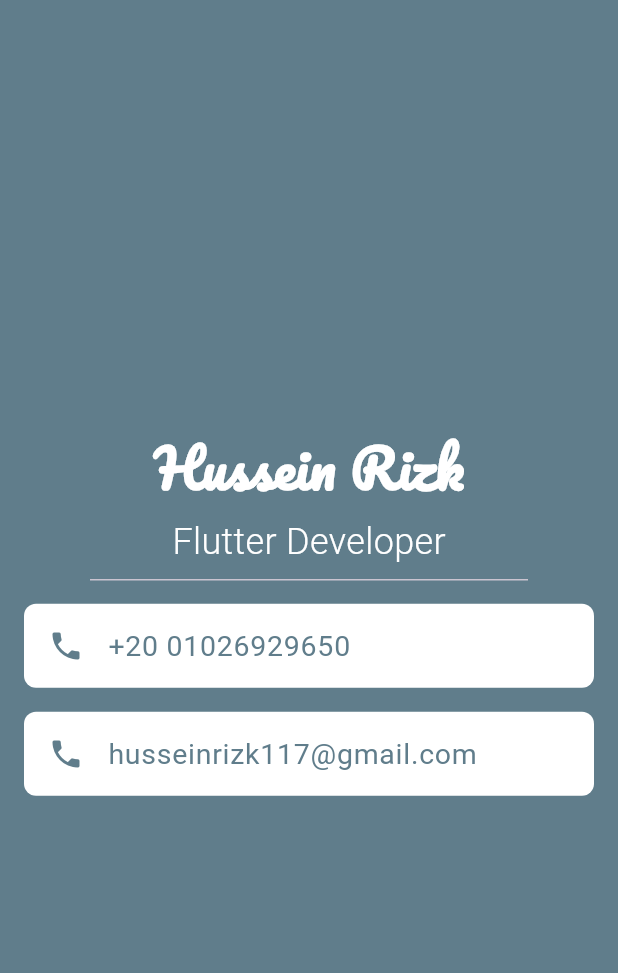
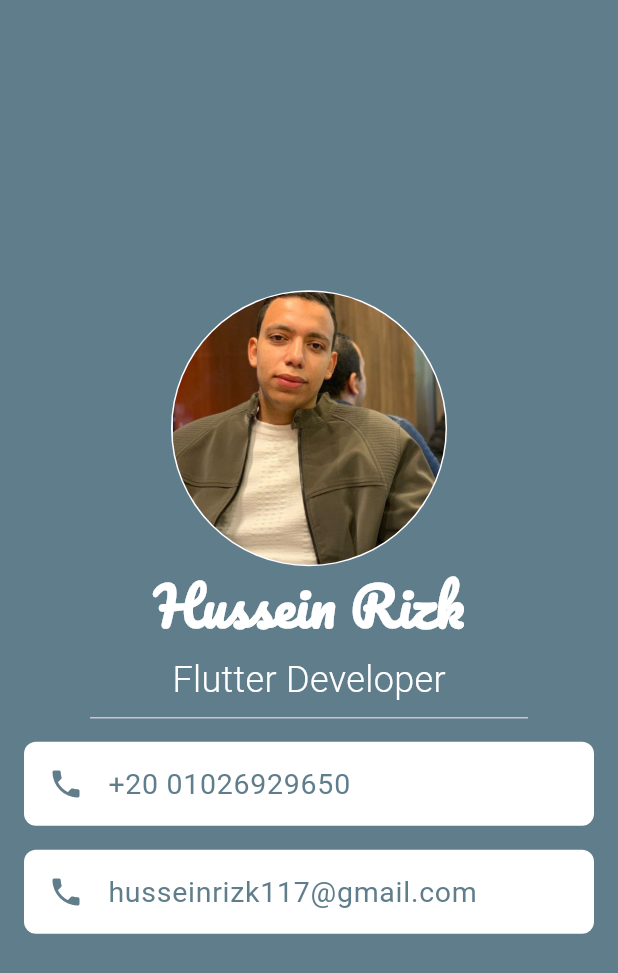
Before and after one commit to ibnRizk/MiCard, a Flutter app: the screen it shows after launch, on a phone screen of 412 x 824 dp. Shown: the top 973 px of the screen. Run offline on Flutter 3.47's test engine with Material 3 defaults, Android fonts, the phone set to English and light mode, and no system bars.

Commit message:
create ImageAvatar

```diff
--- a/lib/screens/micard_screen.dart
+++ b/lib/screens/micard_screen.dart
@@ -2,6 +2,7 @@ import 'package:flutter/material.dart';
 
 import '../constant.dart';
 import '../widgets/custom_list_tile.dart';
+import '../widgets/image_avatar.dart';
 
 class MicardScreen extends StatelessWidget {
   const MicardScreen({super.key});
@@ -13,6 +14,7 @@ class MicardScreen extends StatelessWidget {
       body: Column(
         mainAxisAlignment: MainAxisAlignment.center,
         children: [
+          ImageAvatar(),
           Text(
             'Hussein Rizk',
             style: kTextStyle,
--- /dev/null
+++ b/lib/widgets/image_avatar.dart
@@ -0,0 +1,19 @@
+import 'package:flutter/material.dart';
+
+class ImageAvatar extends StatelessWidget {
+  const ImageAvatar({
+    super.key,
+  });
+
+  @override
+  Widget build(BuildContext context) {
+    return CircleAvatar(
+      radius: 92,
+      backgroundColor: Colors.white,
+      child: CircleAvatar(
+        radius: 91,
+        backgroundImage: AssetImage('assets/photo_hussein.jpg'),
+      ),
+    );
+  }
+}
```
Also changed, not shown: pubspec.lock, 125 other files.
